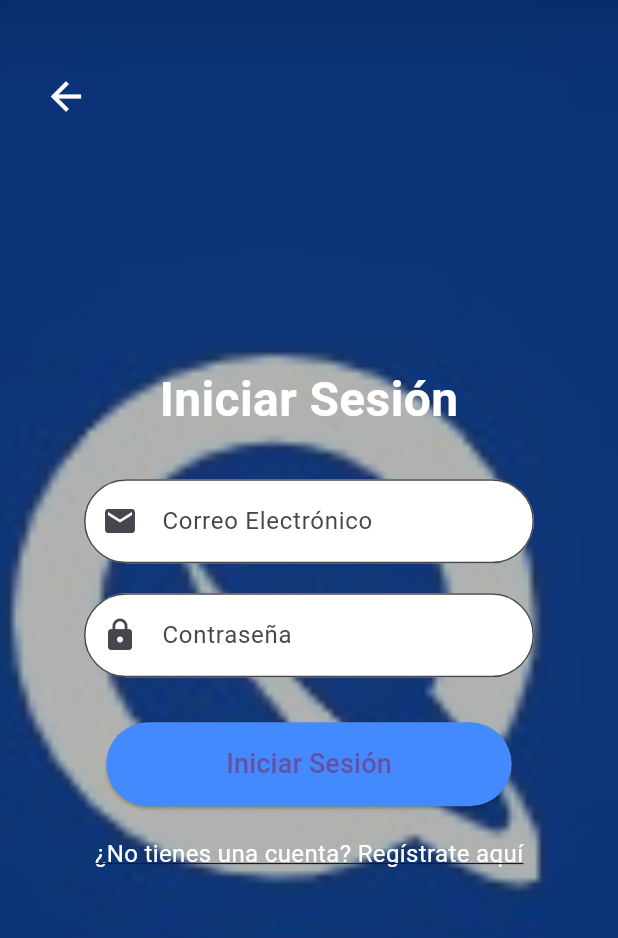
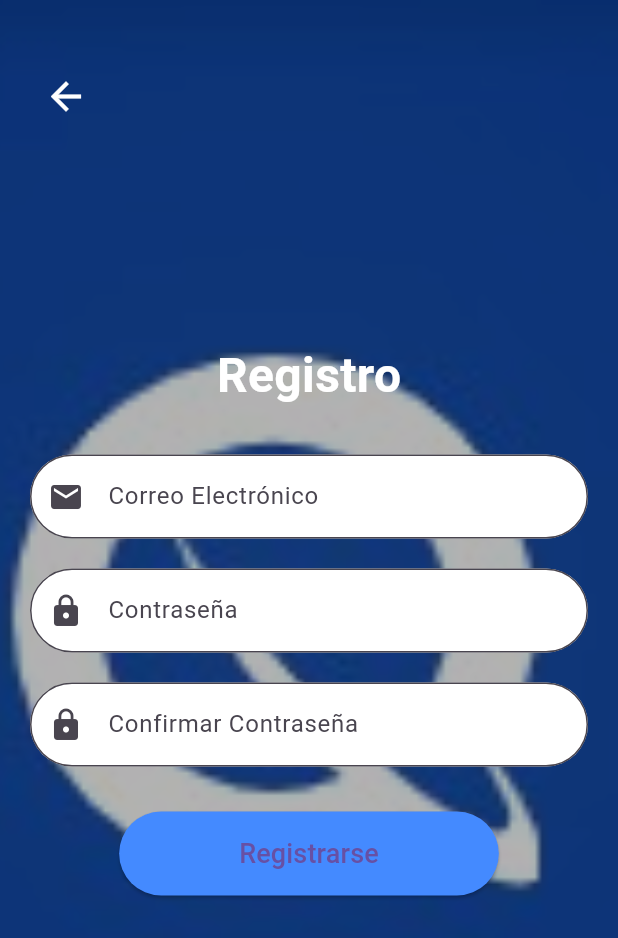
Before and after one commit to Cristian241024/AppCalisteniaFlutter, a Flutter app: the LoginScreen screen opened directly, after a tap on "¿No tienes una cuenta? Regístrate aquí", on a phone screen of 412 x 824 dp. Shown: the top 938 px of the screen. Run offline on Flutter 3.47's test engine with Material 3 defaults, Android fonts, the phone set to English and light mode, and no system bars; our stand-ins replace card_swiper.

Commit message:
Agregar Registro

```diff
--- a/lib/login_screen.dart
+++ b/lib/login_screen.dart
@@ -1,5 +1,5 @@
 import 'package:flutter/material.dart';
-
+import 'register_screen.dart';
 
 class LoginScreen extends StatelessWidget {
   @override
@@ -79,8 +79,7 @@ class LoginScreen extends StatelessWidget {
                       style: TextStyle(fontSize: 18),
                     ),
                     style: ElevatedButton.styleFrom(
-                      padding:
-                      EdgeInsets.symmetric(horizontal: 80, vertical: 15),
+                      padding: EdgeInsets.symmetric(horizontal: 80, vertical: 15),
                       shape: RoundedRectangleBorder(
                         borderRadius: BorderRadius.circular(30),
                       ),
@@ -91,7 +90,11 @@ class LoginScreen extends StatelessWidget {
                   // Hipervínculo de registro
                   GestureDetector(
                     onTap: () {
-                      // Acción del enlace de registro (pendiente de implementar)
+                      // Navegar a la pantalla de registro
+                      Navigator.push(
+                        context,
+                        MaterialPageRoute(builder: (context) => RegisterScreen()),
+                      );
                     },
                     child: Text(
                       "¿No tienes una cuenta? Regístrate aquí",
--- /dev/null
+++ b/lib/register_screen.dart
@@ -0,0 +1,165 @@
+import 'package:flutter/material.dart';
+
+class RegisterScreen extends StatefulWidget {
+  @override
+  _RegisterScreenState createState() => _RegisterScreenState();
+}
+
+class _RegisterScreenState extends State<RegisterScreen> {
+  final _formKey = GlobalKey<FormState>();
+  final _emailController = TextEditingController();
+  final _passwordController = TextEditingController();
+  final _confirmPasswordController = TextEditingController();
+
+  @override
+  Widget build(BuildContext context) {
+    return Scaffold(
+      body: Stack(
+        children: [
+          // Fondo
+          Container(
+            decoration: BoxDecoration(
+              image: DecorationImage(
+                image: AssetImage('assets/fondo.jpg'),
+                fit: BoxFit.cover,
+                colorFilter: ColorFilter.mode(
+                  Colors.black.withOpacity(0.3),
+                  BlendMode.darken,
+                ),
+              ),
+            ),
+          ),
+          // Contenido principal
+          Center(
+            child: SingleChildScrollView(
+              padding: EdgeInsets.symmetric(horizontal: 20),
+              child: Form(
+                key: _formKey,
+                child: Column(
+                  mainAxisAlignment: MainAxisAlignment.center,
+                  children: [
+                    Text(
+                      "Registro",
+                      style: TextStyle(
+                        fontSize: 32,
+                        fontWeight: FontWeight.bold,
+                        color: Colors.white,
+                      ),
+                    ),
+                    SizedBox(height: 30),
+                    // Campo de correo electrónico
+                    TextFormField(
+                      controller: _emailController,
+                      keyboardType: TextInputType.emailAddress,
+                      decoration: InputDecoration(
+                        labelText: 'Correo Electrónico',
+                        prefixIcon: Icon(Icons.email),
+                        filled: true,
+                        fillColor: Colors.white,
+                        border: OutlineInputBorder(
+                          borderRadius: BorderRadius.circular(30),
+                        ),
+                      ),
+                      validator: (value) {
+                        if (value == null || value.isEmpty) {
+                          return 'Por favor, ingrese su correo';
+                        }
+                        if (!RegExp(r'^[^@]+@[^@]+\.[^@]+').hasMatch(value)) {
+                          return 'Ingrese un correo válido';
+                        }
+                        return null;
+                      },
+                    ),
+                    SizedBox(height: 20),
+                    // Campo de contraseña
+                    TextFormField(
+                      controller: _passwordController,
+                      obscureText: true,
+                      decoration: InputDecoration(
+                        labelText: 'Contraseña',
+                        prefixIcon: Icon(Icons.lock),
+                        filled: true,
+                        fillColor: Colors.white,
+                        border: OutlineInputBorder(
+                          borderRadius: BorderRadius.circular(30),
+                        ),
+                      ),
+                      validator: (value) {
+                        if (value == null || value.isEmpty) {
+                          return 'Por favor, ingrese su contraseña';
+                        }
+                        if (value.length < 6) {
+                          return 'La contraseña debe tener al menos 6 caracteres';
+                        }
+                        return null;
+                      },
+                    ),
+                    SizedBox(height: 20),
+                    // Confirmar contraseña
+                    TextFormField(
+                      controller: _confirmPasswordController,
+                      obscureText: true,
+                      decoration: InputDecoration(
+                        labelText: 'Confirmar Contraseña',
+                        prefixIcon: Icon(Icons.lock),
+                        filled: true,
+                        fillColor: Colors.white,
+                        border: OutlineInputBorder(
+                          borderRadius: BorderRadius.circular(30),
+                        ),
+                      ),
+                      validator: (value) {
+                        if (value == null || value.isEmpty) {
+                          return 'Por favor, confirme su contraseña';
+                        }
+                        if (value != _passwordController.text) {
+                          return 'Las contraseñas no coinciden';
+                        }
+                        return null;
+                      },
+                    ),
+                    SizedBox(height: 30),
+                    // Botón de registro
+                    ElevatedButton(
+                      onPressed: () {
+                        if (_formKey.currentState!.validate()) {
+                          ScaffoldMessenger.of(context).showSnackBar(
+                            SnackBar(content: Text('Registro exitoso')),
+                          );
+                          Navigator.pop(context);
+                        }
+                      },
+                      child: Text(
+                        'Registrarse',
+                        style: TextStyle(fontSize: 18),
+                      ),
+                      style: ElevatedButton.styleFrom(
+                        padding:
+                        EdgeInsets.symmetric(horizontal: 80, vertical: 15),
+                        shape: RoundedRectangleBorder(
+                          borderRadius: BorderRadius.circular(30),
+                        ),
+                        backgroundColor: Colors.blueAccent,
+                      ),
+                    ),
+                  ],
+                ),
+              ),
+            ),
+          ),
+          // Botón de atrás
+          Positioned(
+            top: 40,
+            left: 20,
+            child: IconButton(
+              icon: Icon(Icons.arrow_back, color: Colors.white, size: 30),
+              onPressed: () {
+                Navigator.pop(context);
+              },
+            ),
+          ),
+        ],
+      ),
+    );
+  }
+}
```
